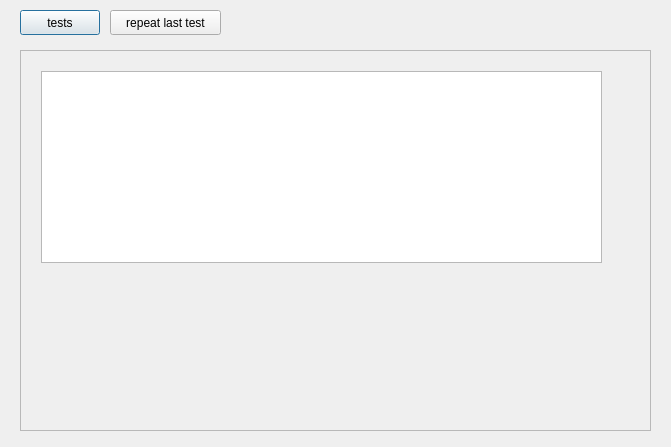
Before: the Qt Designer form main/analyticsdialog.ui in codedraughtsman/typingStats, drawn with Qt 5.
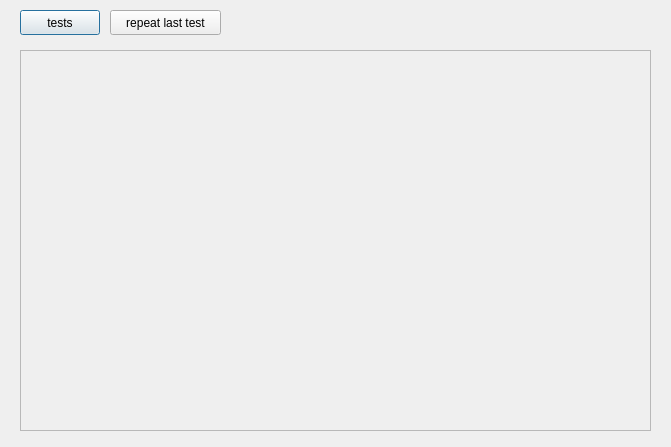
After: the same form once the commit is applied. Custom widgets are drawn as their Qt base class.

Commit message: Added sql storage init and table creation. Still need to add test results to the tables.

```diff
--- a/main/analyticsdialog.ui
+++ b/main/analyticsdialog.ui
@@ -60,19 +60,27 @@
       <height>379</height>
      </rect>
     </property>
-    <widget class="QGraphicsView" name="graphicsView">
+    <widget class="LastTestAnalyticWidget" name="lastTestAnalyticWidget" native="true">
      <property name="geometry">
       <rect>
-       <x>20</x>
-       <y>20</y>
-       <width>561</width>
-       <height>192</height>
+       <x>0</x>
+       <y>0</y>
+       <width>581</width>
+       <height>131</height>
       </rect>
      </property>
     </widget>
    </widget>
   </widget>
  </widget>
+ <customwidgets>
+  <customwidget>
+   <class>LastTestAnalyticWidget</class>
+   <extends>QWidget</extends>
+   <header>lasttestanalyticwidget.h</header>
+   <container>1</container>
+  </customwidget>
+ </customwidgets>
  <resources/>
  <connections/>
 </ui>
```
The commit also changes 13 other files.
